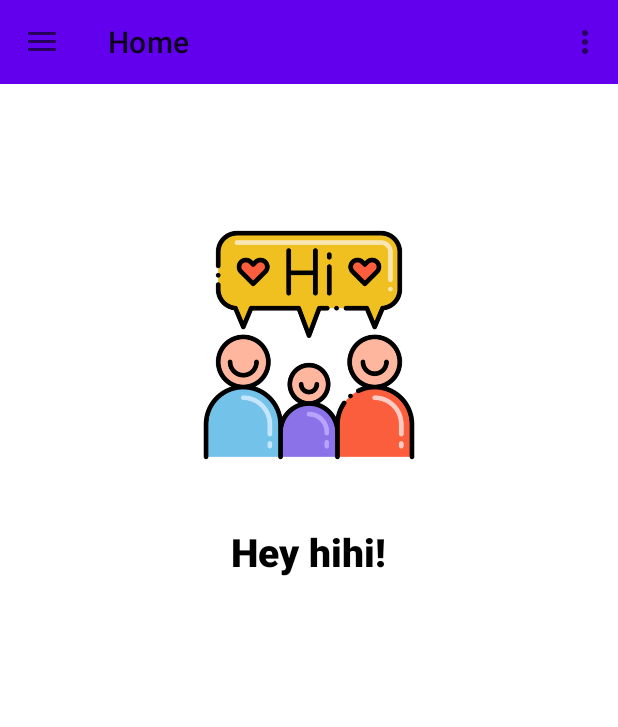
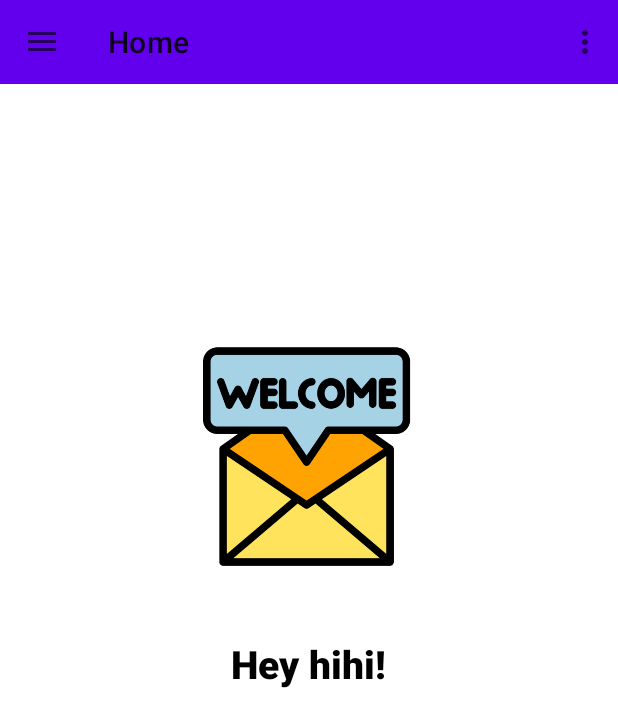
Before and after one commit to MaayanCohen0/GmailAppPart5, an Android app: the HomeFragment screen opened directly, with no data from a screen before it, on a phone screen of 412 x 824 dp. Shown: the top 727 px of the screen. Run offline under Robolectric (Android 15) with nearby library versions, the phone set to English and light mode, and no system bars; pictures from the network do not load.

Commit message:
ASP-337 diff home pic

```diff
--- a/src/AndroidApp/MyEmailApp/app/src/main/java/com/example/myemailapp/fragments/HomeFragment.java
+++ b/src/AndroidApp/MyEmailApp/app/src/main/java/com/example/myemailapp/fragments/HomeFragment.java
@@ -36,7 +36,7 @@ public class HomeFragment extends Fragment {
 
         // Optional: You can set or adjust image dynamically if needed
         ImageView imageView = view.findViewById(R.id.home_image);
-        imageView.setImageResource(R.drawable.welcome);
+        imageView.setImageResource(R.drawable.welcome1);
 
         return view;
     }
--- a/src/AndroidApp/MyEmailApp/app/src/main/res/layout/fragment_home.xml
+++ b/src/AndroidApp/MyEmailApp/app/src/main/res/layout/fragment_home.xml
@@ -10,7 +10,7 @@
     android:background="@android:color/white"
     android:gravity="center_horizontal"
     android:layout_gravity="center"
-    android:layout_marginTop="100dp">
+    android:layout_marginTop="150dp">
 
     <ImageView
         android:id="@+id/home_image"
@@ -18,7 +18,7 @@
         android:layout_height="160dp"
         android:layout_marginBottom="40dp"
         android:scaleType="fitCenter"
-        android:src="@drawable/welcome" />
+        android:src="@drawable/welcome1" />
 
     <TextView
         android:id="@+id/home_welcome_text"
```
Also changed, not shown: src/AndroidApp/MyEmailApp/app/src/main/res/drawable/welcome1.png (added).
